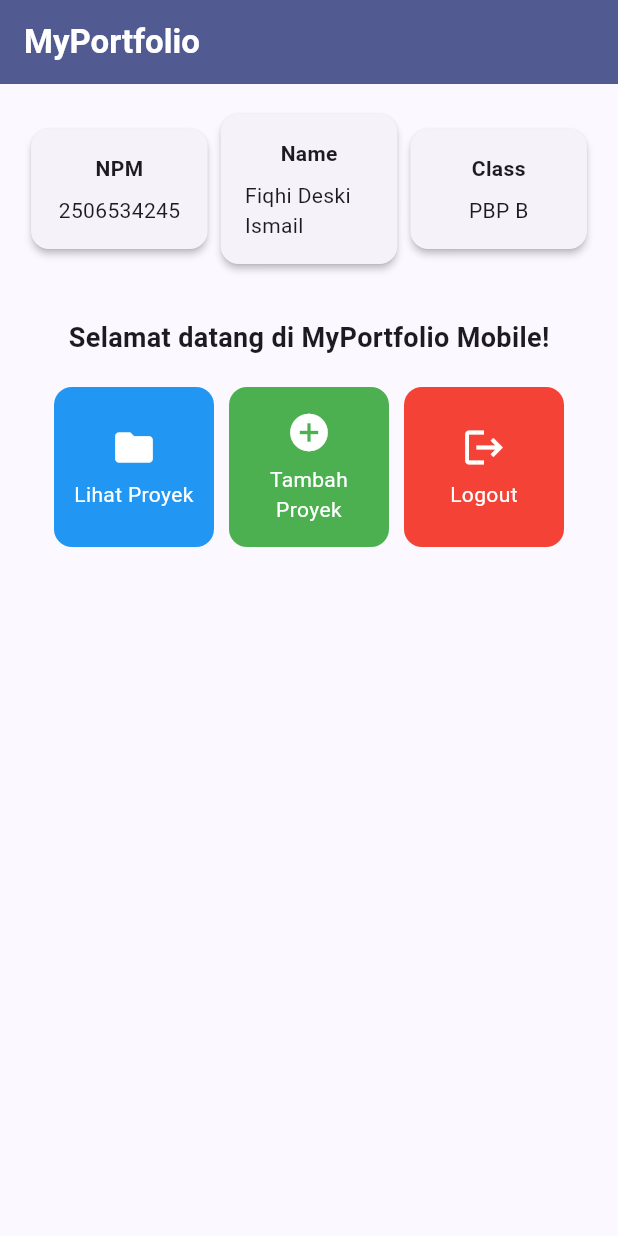
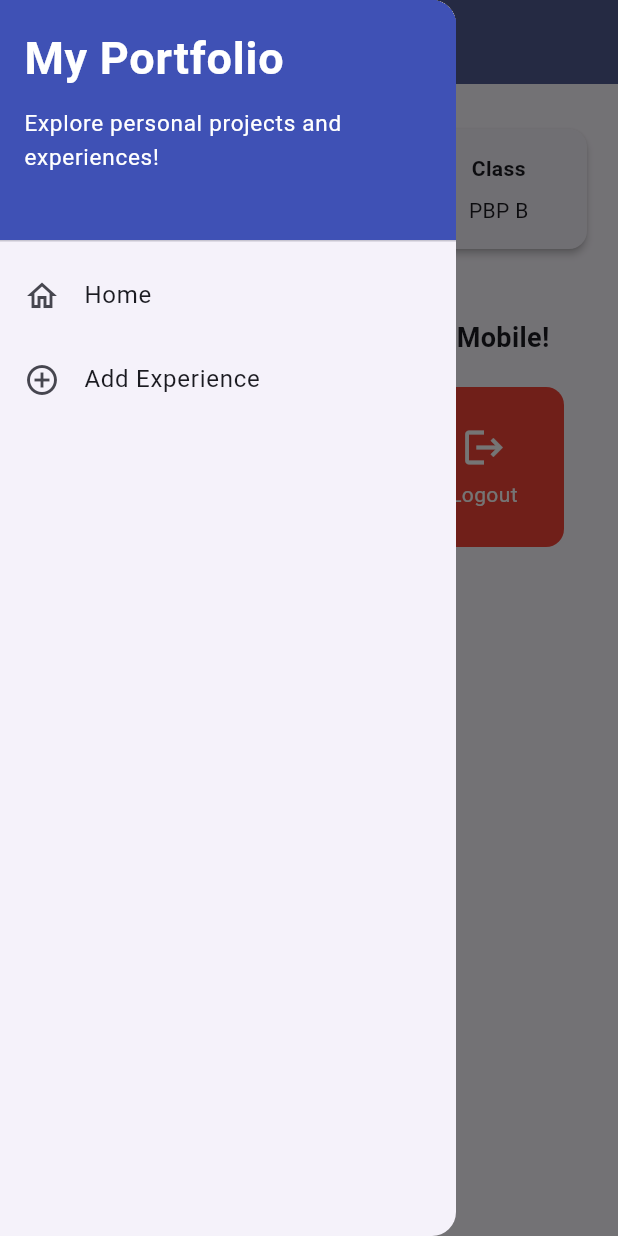
Before and after one commit to iD3sk/myportofolio-mobile, a Flutter app: the screen it shows after launch, with the side drawer open (before the commit the screen has no drawer), on a phone screen of 412 x 824 dp. Run offline on Flutter 3.47's test engine with Material 3 defaults, Android fonts, the phone set to English and light mode, and no system bars.

Commit message:
feat: tutorial 9 implementing experience form

```diff
--- a/lib/main.dart
+++ b/lib/main.dart
@@ -1,5 +1,5 @@
 import 'package:flutter/material.dart';
-import 'package:myportofolio_mobile/menu.dart';
+import 'package:myportofolio_mobile/screens/menu.dart';
 
 void main() {
   runApp(const MyApp());
--- a/lib/menu.dart
+++ b/lib/screens/menu.dart
@@ -1,4 +1,6 @@
 import 'package:flutter/material.dart';
+import 'package:myportofolio_mobile/widgets/left_drawer.dart';
+import 'package:myportofolio_mobile/widgets/experience_card.dart';
 
 class ItemHomepage {
   final String name;
@@ -8,7 +10,6 @@ class ItemHomepage {
   ItemHomepage(this.name, this.icon, this.color);
 }
 
-
 class MyHomePage extends StatelessWidget {
   MyHomePage({super.key});
 
@@ -17,8 +18,8 @@ class MyHomePage extends StatelessWidget {
   final String kelas = "PBP B";
 
   final List<ItemHomepage> items = [
-    ItemHomepage("Lihat Proyek", Icons.folder, Colors.blue),
-    ItemHomepage("Tambah Proyek", Icons.add_circle, Colors.green),
+    ItemHomepage("Lihat Pengalaman", Icons.folder, Colors.blue),
+    ItemHomepage("Tambah Pengalaman", Icons.add_circle, Colors.green),
     ItemHomepage("Logout", Icons.logout, Colors.red),
   ];
 
@@ -30,13 +31,12 @@ class MyHomePage extends StatelessWidget {
       appBar: AppBar(
         title: const Text(
           'MyPortfolio',
-          style: TextStyle(
-            color: Colors.white,
-            fontWeight: FontWeight.bold,
-          ),
+          style: TextStyle(color: Colors.white, fontWeight: FontWeight.bold),
         ),
         backgroundColor: Theme.of(context).colorScheme.primary,
+        iconTheme: const IconThemeData(color: Colors.white),
       ),
+      drawer: const LeftDrawer(),
       // Body halaman utama dengan padding di sekelilingnya.
       body: Padding(
         padding: const EdgeInsets.all(16.0),
@@ -112,10 +112,7 @@ class InfoCard extends StatelessWidget {
         // Menyusun teks title dan content secara vertikal.
         child: Column(
           children: [
-            Text(
-              title,
-              style: const TextStyle(fontWeight: FontWeight.bold),
-            ),
+            Text(title, style: const TextStyle(fontWeight: FontWeight.bold)),
             const SizedBox(height: 8.0),
             Text(content),
           ],
@@ -124,52 +121,3 @@ class InfoCard extends StatelessWidget {
     );
   }
 }
-
-
-
-class ItemCard extends StatelessWidget {
-  final ItemHomepage item;
-
-  const ItemCard(this.item, {super.key});
-
-  @override
-  Widget build(BuildContext context) {
-    return Material(
-      // Menggunakan warna sekunder dari skema tema aplikasi.
-      color: item.color,
-      borderRadius: BorderRadius.circular(12),
-      child: InkWell(
-        // Aksi ketika kartu ditekan oleh pengguna.
-        onTap: () {
-          // Menampilkan SnackBar dengan pesan interaktif.
-          ScaffoldMessenger.of(context)
-            ..hideCurrentSnackBar()
-            ..showSnackBar(
-              SnackBar(content: Text("Kamu telah menekan tombol ${item.name}!"))
-            );
-        },
-        child: Container(
-          padding: const EdgeInsets.all(8),
-          child: Center(
-            child: Column(
-              mainAxisAlignment: MainAxisAlignment.center,
-              children: [
-                Icon(
-                  item.icon,
-                  color: Colors.white,
-                  size: 30.0,
-                ),
-                const Padding(padding: EdgeInsets.all(3)),
-                Text(
-                  item.name,
-                  textAlign: TextAlign.center,
-                  style: const TextStyle(color: Colors.white),
-                ),
-              ],
-            ),
-          ),
-        ),
-      ),
-    );
-  }
-}
--- /dev/null
+++ b/lib/widgets/experience_card.dart
@@ -0,0 +1,55 @@
+import 'package:flutter/material.dart';
+import 'package:myportofolio_mobile/screens/menu.dart';
+import 'package:myportofolio_mobile/screens/experience_form.dart';
+
+class ItemCard extends StatelessWidget {
+  final ItemHomepage item;
+
+  const ItemCard(this.item, {super.key});
+
+  @override
+  Widget build(BuildContext context) {
+    return Material(
+      // Menggunakan warna sekunder dari skema tema aplikasi.
+      color: item.color,
+      borderRadius: BorderRadius.circular(12),
+      child: InkWell(
+        // Aksi ketika kartu ditekan oleh pengguna.
+        onTap: () {
+          if (item.name == "Tambah Pengalaman") {
+            Navigator.push(
+              context,
+              MaterialPageRoute(builder: (context) => const ExperienceForm()),
+            );
+            return;
+          }
+          // Memunculkan SnackBar ketika diklik
+          ScaffoldMessenger.of(context)
+            ..hideCurrentSnackBar()
+            ..showSnackBar(
+              SnackBar(
+                content: Text("Kamu telah menekan tombol ${item.name}!"),
+              ),
+            );
+        },
+        child: Container(
+          padding: const EdgeInsets.all(8),
+          child: Center(
+            child: Column(
+              mainAxisAlignment: MainAxisAlignment.center,
+              children: [
+                Icon(item.icon, color: Colors.white, size: 30.0),
+                const Padding(padding: EdgeInsets.all(3)),
+                Text(
+                  item.name,
+                  textAlign: TextAlign.center,
+                  style: const TextStyle(color: Colors.white),
+                ),
+              ],
+            ),
+          ),
+        ),
+      ),
+    );
+  }
+}
--- /dev/null
+++ b/lib/widgets/left_drawer.dart
@@ -0,0 +1,58 @@
+import 'package:myportofolio_mobile/screens/menu.dart';
+import 'package:myportofolio_mobile/screens/experience_form.dart';
+import 'package:flutter/material.dart';
+
+class LeftDrawer extends StatelessWidget {
+  const LeftDrawer({super.key});
+
+  @override
+  Widget build(BuildContext context) {
+    return Drawer(
+      child: ListView(
+        children: [
+          const DrawerHeader(
+            decoration: BoxDecoration(color: Colors.indigo),
+            child: Column(
+              crossAxisAlignment: CrossAxisAlignment.start,
+              children: [
+                Text(
+                  'My Portfolio',
+                  style: TextStyle(
+                    fontSize: 30,
+                    fontWeight: FontWeight.bold,
+                    color: Colors.white,
+                  ),
+                ),
+                SizedBox(height: 10),
+                Text(
+                  'Explore personal projects and experiences!',
+                  style: TextStyle(fontSize: 15, color: Colors.white),
+                ),
+              ],
+            ),
+          ),
+          ListTile(
+            leading: const Icon(Icons.home_outlined),
+            title: const Text('Home'),
+            onTap: () {
+              Navigator.pushReplacement(
+                context,
+                MaterialPageRoute(builder: (context) => MyHomePage()),
+              );
+            },
+          ),
+          ListTile(
+            leading: const Icon(Icons.add_circle_outline),
+            title: const Text('Add Experience'),
+            onTap: () {
+              Navigator.pushReplacement(
+                context,
+                MaterialPageRoute(builder: (context) => const ExperienceForm()),
+              );
+            },
+          ),
+        ],
+      ),
+    );
+  }
+}
```
Also changed, not shown: lib/screens/experience_form.dart (added, +340 -0 lines), 1 other file.
